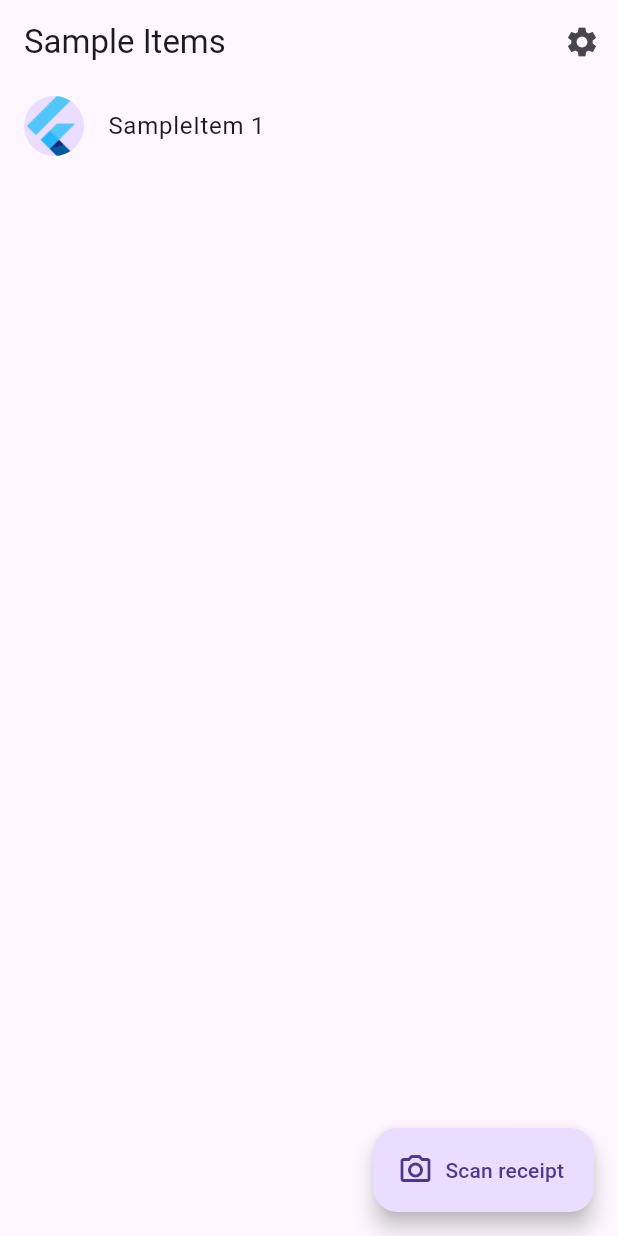
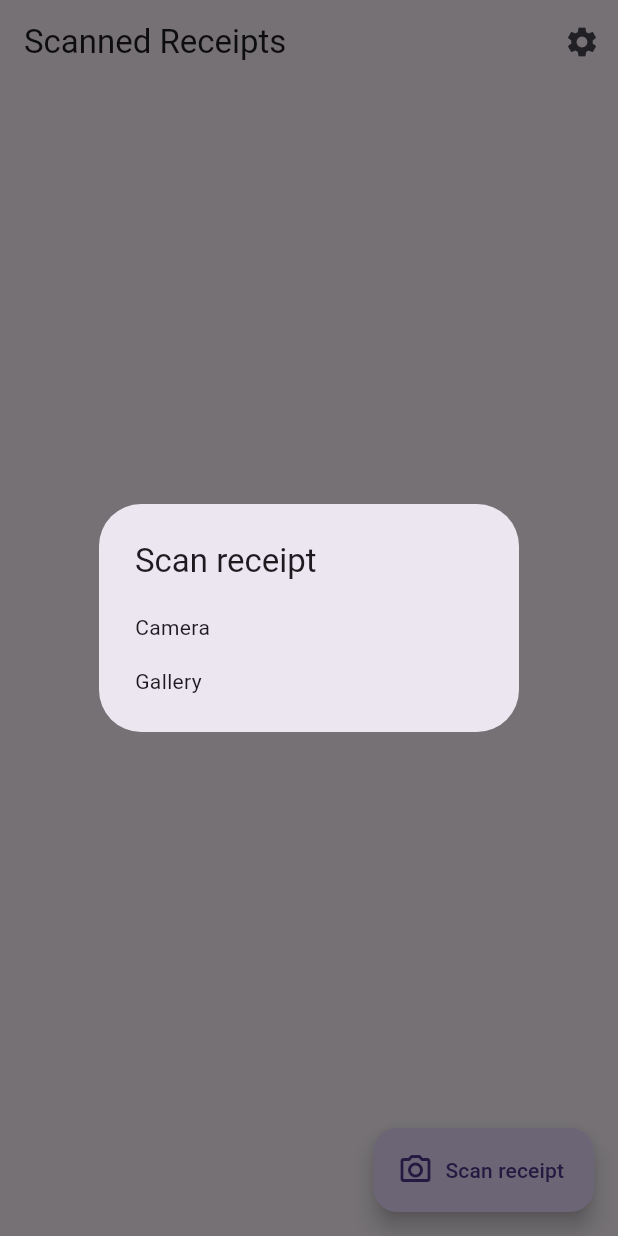
Before and after one commit to snitski/itemeyes, a Flutter app: the screen it shows after launch, after a tap on "Scan receipt", on a phone screen of 412 x 824 dp. Run offline on Flutter 3.47's test engine with Material 3 defaults, Android fonts, the phone set to English and light mode, and no system bars; our stand-ins replace image_cropper, image_picker; missing offline and left inert: google_mlkit_text_recognition; generated files the repository leaves out were written again.

Commit message:
Implemented OCR parsing of receipt contents

```diff
--- a/lib/src/app.dart
+++ b/lib/src/app.dart
@@ -2,8 +2,8 @@ import 'package:flutter/material.dart';
 import 'package:flutter_gen/gen_l10n/app_localizations.dart';
 import 'package:flutter_localizations/flutter_localizations.dart';
 
-import 'sample_feature/sample_item_details_view.dart';
-import 'sample_feature/sample_item_list_view.dart';
+import 'views/receipt_details_view.dart';
+import 'views/receipt_list_view.dart';
 import 'settings/settings_controller.dart';
 import 'settings/settings_view.dart';
 
@@ -69,11 +69,11 @@ class MyApp extends StatelessWidget {
                 switch (routeSettings.name) {
                   case SettingsView.routeName:
                     return SettingsView(controller: settingsController);
-                  case SampleItemDetailsView.routeName:
-                    return const SampleItemDetailsView();
-                  case SampleItemListView.routeName:
+                  case ReceiptDetailsView.routeName:
+                    return const ReceiptDetailsView();
+                  case ReceiptListView.routeName:
                   default:
-                    return const SampleItemListView();
+                    return const ReceiptListView();
                 }
               },
             );
--- a/lib/src/sample_feature/sample_item.dart
+++ /dev/null
@@ -1,6 +0,0 @@
-/// A placeholder class that represents an entity or model.
-class SampleItem {
-  const SampleItem(this.id);
-
-  final int id;
-}
--- /dev/null
+++ b/lib/src/views/receipt_details_view.dart
@@ -0,0 +1,23 @@
+import 'package:flutter/material.dart';
+import 'package:itemeyes/src/data/receipt.dart';
+
+/// Displays detailed information about a SampleItem.
+class ReceiptDetailsView extends StatelessWidget {
+  static const String routeName = '/receipt';
+
+  const ReceiptDetailsView({ super.key });
+
+  @override
+  Widget build(BuildContext context) {
+    final receipt = ModalRoute.of(context)!.settings.arguments as Receipt;
+
+    return Scaffold(
+      appBar: AppBar(
+        title: Text('Receipt ${receipt.id} Details'),
+      ),
+      body: Center(
+        child: Text(receipt.toString()),
+      ),
+    );
+  }
+}
--- a/lib/src/sample_feature/sample_item_list_view.dart
+++ b/lib/src/views/receipt_list_view.dart
@@ -1,27 +1,29 @@
 import 'package:flutter/material.dart';
+import 'package:image_picker/image_picker.dart';
+import 'package:image_cropper/image_cropper.dart';
 
 import '../settings/settings_view.dart';
-import 'sample_item.dart';
-import 'sample_item_details_view.dart';
+import '../data/receipt.dart';
+import 'receipt_details_view.dart';
 
 /// Displays a list of SampleItems.
-class SampleItemListView extends StatefulWidget {
-  const SampleItemListView({ super.key });
+class ReceiptListView extends StatefulWidget {
+  const ReceiptListView({ super.key });
 
   static const routeName = '/';
 
   @override
-  State<SampleItemListView> createState() => _SampleItemListViewState();
+  State<ReceiptListView> createState() => _ReceiptListViewState();
 }
 
-class _SampleItemListViewState extends State<SampleItemListView> {
-  List<SampleItem> items = <SampleItem>[];
+class _ReceiptListViewState extends State<ReceiptListView> {
+  List<Receipt> receipts = <Receipt>[];
 
   @override
   Widget build(BuildContext context) {
     return Scaffold(
       appBar: AppBar(
-        title: const Text('Sample Items'),
+        title: const Text('Scanned Receipts'),
         actions: [
           IconButton(
             icon: const Icon(Icons.settings),
@@ -45,13 +47,13 @@ class _SampleItemListViewState extends State<SampleItemListView> {
         // Providing a restorationId allows the ListView to restore the
         // scroll position when a user leaves and returns to the app after it
         // has been killed while running in the background.
-        restorationId: 'sampleItemListView',
-        itemCount: items.length,
+        restorationId: 'receiptListView',
+        itemCount: receipts.length,
         itemBuilder: (BuildContext context, int index) {
-          final item = items[index];
+          final receipt = receipts[index];
 
           return ListTile(
-            title: Text('SampleItem ${item.id}'),
+            title: Text('Receipt ${receipt.id}'),
             leading: const CircleAvatar(
               // Display the Flutter Logo image asset.
               foregroundImage: AssetImage('assets/images/flutter_logo.png'),
@@ -60,9 +62,10 @@ class _SampleItemListViewState extends State<SampleItemListView> {
               // Navigate to the details page. If the user leaves and returns to
               // the app after it has been killed while running in the
               // background, the navigation stack is restored.
-              Navigator.restorablePushNamed(
+              Navigator.pushNamed(
                 context,
-                SampleItemDetailsView.routeName,
+                ReceiptDetailsView.routeName,
+                arguments: receipt,
               );
             }
           );
@@ -70,8 +73,39 @@ class _SampleItemListViewState extends State<SampleItemListView> {
       ),
 
       floatingActionButton: FloatingActionButton.extended(
-        onPressed: () {
-          setState(() => items.add(SampleItem(items.length + 1)));
+        onPressed: () async {
+          ImageSource? imageSource = await showDialog(context: context,
+            builder: (BuildContext context) => SimpleDialog(
+              title: const Text('Scan receipt'),
+              children: [
+                SimpleDialogOption(
+                  onPressed: () => Navigator.pop(context, ImageSource.camera),
+                  child: const Text('Camera'),
+                ),
+                SimpleDialogOption(
+                  onPressed: () => Navigator.pop(context, ImageSource.gallery),
+                  child: const Text('Gallery'),
+                ),
+              ],
+            )
+          );
+          if (imageSource == null) return;
+
+          final image = await ImagePicker().pickImage(source: imageSource);
+          if (image == null) return;
+
+          if(!context.mounted) return;
+          final croppedImage = await ImageCropper().cropImage(
+            sourcePath: image.path,
+            uiSettings: [AndroidUiSettings(hideBottomControls: true,
+                                           lockAspectRatio: false,
+            )]);
+
+          if (croppedImage == null) return;
+
+          final receipt = Receipt(receipts.length + 1, croppedImage);
+          await receipt.parseReceipt();
+          setState(() => receipts.insert(0, receipt));
         },
         label: const Text('Scan receipt'),
         icon: const Icon(Icons.camera_alt_outlined),
--- a/pubspec.yaml
+++ b/pubspec.yaml
@@ -14,6 +14,9 @@ dependencies:
     sdk: flutter
   flutter_localizations:
     sdk: flutter
+  google_mlkit_text_recognition: ^0.14.0
+  image_cropper: ^8.1.0
+  image_picker: ^1.1.2
 
 dev_dependencies:
   flutter_test:
```
Also changed, not shown: lib/src/data/receipt.dart (added, +115 -0 lines), lib/src/sample_feature/sample_item_details_view.dart (deleted, +0 -20 lines), pubspec.lock, 7 other files.
